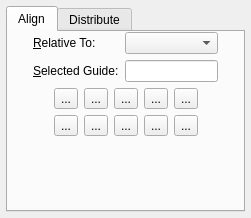
First picture: the form in scribus/aligndistribute.ui, repository scribusproject/scribus, before the edit.
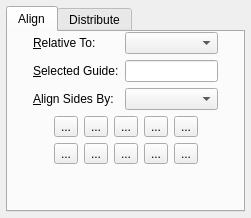
Second picture: the form after the edit. Custom widgets are drawn as their Qt base class.

Commit message: #8392: Apply patch to allow resize for alignment

The edit to the form file:
```diff
--- a/scribus/aligndistribute.ui
+++ b/scribus/aligndistribute.ui
@@ -105,6 +105,22 @@
            <item row="0" column="1" >
             <widget class="QComboBox" name="alignRelativeToCombo" />
            </item>
+           <item row="2" column="0" >
+            <widget class="QLabel" name="alignMoveOrResizeLabel" >
+             <property name="text" >
+              <string>&amp;Align Sides By:</string>
+             </property>
+             <property name="wordWrap" >
+              <bool>false</bool>
+             </property>
+             <property name="buddy" >
+              <cstring>alignMoveOrResizeCombo</cstring>
+             </property>
+            </widget>
+           </item>
+           <item row="2" column="1" >
+            <widget class="QComboBox" name="alignMoveOrResizeCombo" />
+           </item>
           </layout>
          </item>
          <item>
```
The commit also changes 4 other files.
